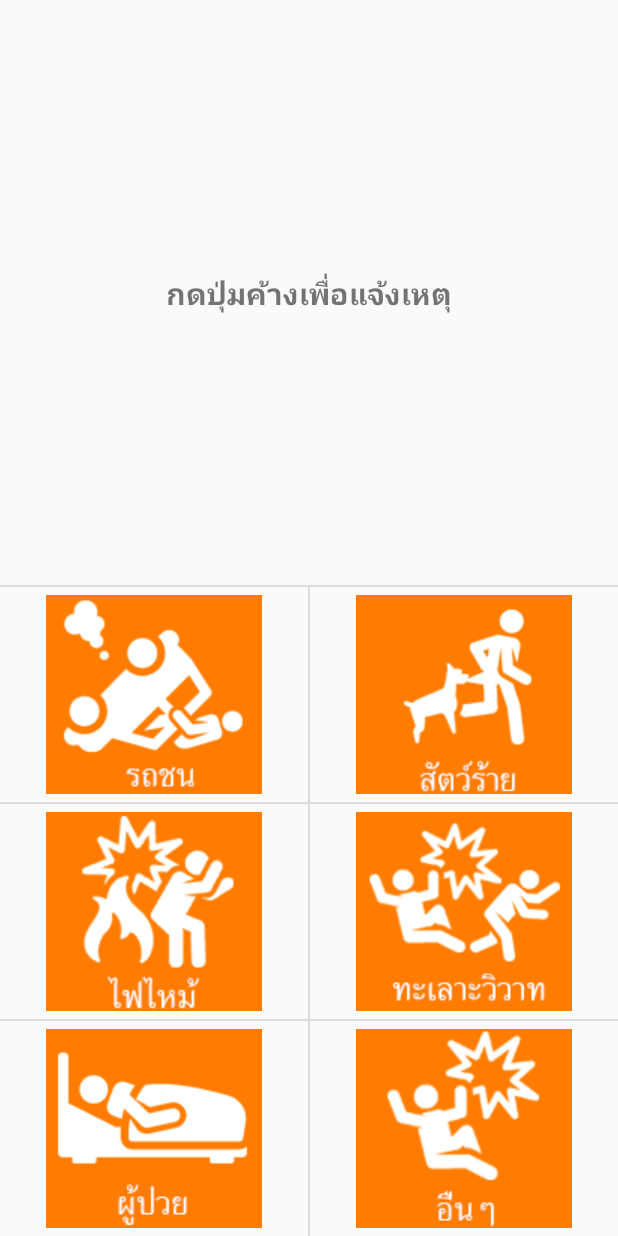
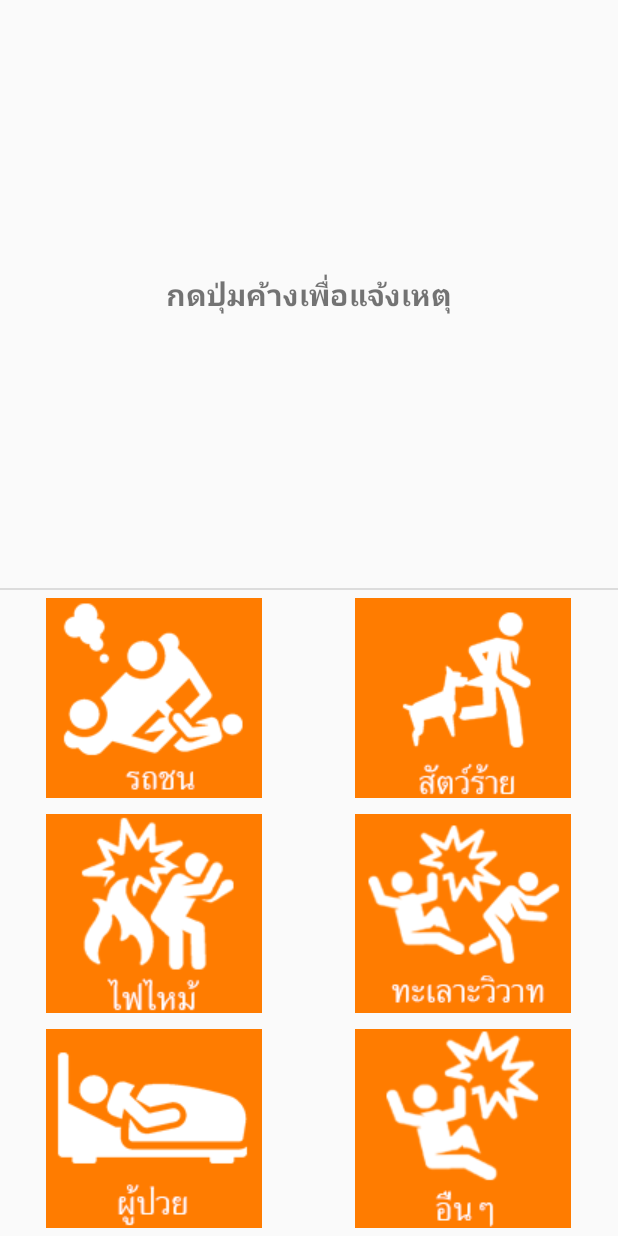
Before and after one commit to Nata8ify/Drivesafe-App-Driver, an Android app: the layout fragment_report.xml on its own in the app's theme, with its tools: preview values and no code run, on a phone screen of 412 x 824 dp. Run offline under Robolectric (Android 15) with nearby library versions, the phone set to English and light mode, and no system bars.

Commit message:
remove separaete line

```diff
--- a/app/src/main/res/layout/fragment_report.xml
+++ b/app/src/main/res/layout/fragment_report.xml
@@ -29,17 +29,16 @@
             android:layout_height="wrap_content"
             android:layout_gravity="center"
             android:layout_weight="1"
-            android:divider="?android:dividerHorizontal"
+
             android:gravity="center"
             android:orientation="horizontal"
-            android:showDividers="middle">
+           >
 
 
             <LinearLayout
                 android:layout_width="match_parent"
                 android:layout_height="match_parent"
                 android:layout_weight="1"
-                android:divider="?android:dividerVertical"
                 android:orientation="vertical"
                 android:showDividers="middle">
 
@@ -100,7 +99,7 @@
                 android:layout_width="match_parent"
                 android:layout_height="match_parent"
                 android:layout_weight="1"
-                android:divider="?android:dividerVertical"
+
                 android:orientation="vertical"
                 android:showDividers="middle">
 
```
